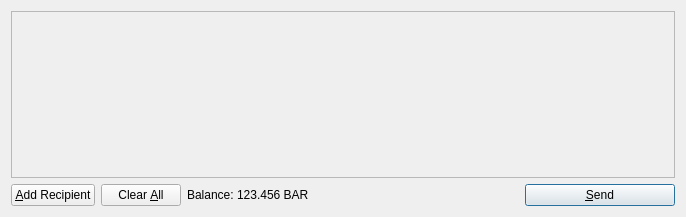
Qt form src/qt/forms/sendcoinsdialog.ui (DigitalCurrencyProgramming/fubarcoin) before a commit.
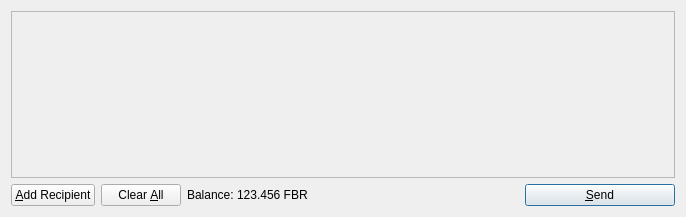
The same form after that commit. Icons and pictures are not drawn.

Diff of the .ui file:
```diff
--- a/src/qt/forms/sendcoinsdialog.ui
+++ b/src/qt/forms/sendcoinsdialog.ui
@@ -119,7 +119,7 @@
           <cursorShape>IBeamCursor</cursorShape>
          </property>
          <property name="text">
-          <string>123.456 BAR</string>
+          <string>123.456 FBR</string>
          </property>
          <property name="textInteractionFlags">
           <set>Qt::LinksAccessibleByMouse|Qt::TextSelectableByKeyboard|Qt::TextSelectableByMouse</set>
```
